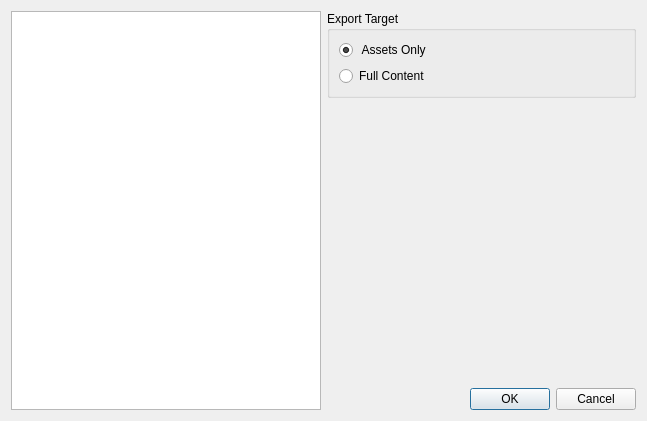
This is DMHelper/src/exportdialog.ui in MMetze/DMHelper as Qt 5 draws it before an edit. The edited form follows.
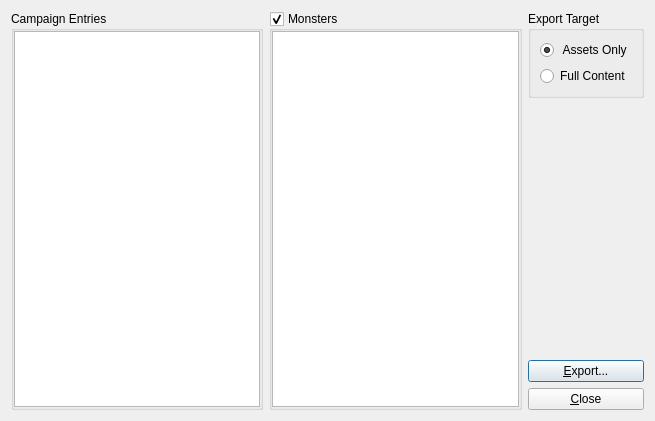
This is the edited form. Icons and pictures are not drawn.

Commit message: Asset export

```diff
--- a/DMHelper/src/exportdialog.ui
+++ b/DMHelper/src/exportdialog.ui
@@ -6,7 +6,7 @@
    <rect>
     <x>0</x>
     <y>0</y>
-    <width>647</width>
+    <width>655</width>
     <height>421</height>
    </rect>
   </property>
@@ -18,21 +18,69 @@
   </property>
   <layout class="QHBoxLayout" name="horizontalLayout">
    <item>
-    <widget class="QTreeWidget" name="treeWidget">
-     <property name="sizePolicy">
-      <sizepolicy hsizetype="MinimumExpanding" vsizetype="Expanding">
-       <horstretch>0</horstretch>
-       <verstretch>0</verstretch>
-      </sizepolicy>
+    <widget class="QGroupBox" name="groupBox_3">
+     <property name="title">
+      <string>Campaign Entries</string>
      </property>
-     <attribute name="headerVisible">
-      <bool>false</bool>
-     </attribute>
-     <column>
-      <property name="text">
-       <string notr="true">1</string>
+     <layout class="QGridLayout" name="gridLayout">
+      <property name="leftMargin">
+       <number>0</number>
       </property>
-     </column>
+      <property name="topMargin">
+       <number>0</number>
+      </property>
+      <property name="rightMargin">
+       <number>0</number>
+      </property>
+      <property name="bottomMargin">
+       <number>0</number>
+      </property>
+      <item row="0" column="0">
+       <widget class="QTreeWidget" name="treeCampaign">
+        <property name="sizePolicy">
+         <sizepolicy hsizetype="Expanding" vsizetype="Expanding">
+          <horstretch>0</horstretch>
+          <verstretch>0</verstretch>
+         </sizepolicy>
+        </property>
+        <attribute name="headerVisible">
+         <bool>false</bool>
+        </attribute>
+        <column>
+         <property name="text">
+          <string notr="true">1</string>
+         </property>
+        </column>
+       </widget>
+      </item>
+     </layout>
+    </widget>
+   </item>
+   <item>
+    <widget class="QGroupBox" name="grpMonsters">
+     <property name="title">
+      <string>Monsters</string>
+     </property>
+     <property name="checkable">
+      <bool>true</bool>
+     </property>
+     <layout class="QGridLayout" name="gridLayout_2">
+      <property name="leftMargin">
+       <number>0</number>
+      </property>
+      <property name="topMargin">
+       <number>0</number>
+      </property>
+      <property name="rightMargin">
+       <number>0</number>
+      </property>
+      <property name="bottomMargin">
+       <number>0</number>
+      </property>
+      <item row="0" column="0">
+       <widget class="QListWidget" name="listMonsters"/>
+      </item>
+     </layout>
     </widget>
    </item>
    <item>
@@ -45,6 +93,12 @@
        <layout class="QVBoxLayout" name="verticalLayout">
         <item>
          <widget class="QRadioButton" name="btnClient">
+          <property name="sizePolicy">
+           <sizepolicy hsizetype="Preferred" vsizetype="Fixed">
+            <horstretch>0</horstretch>
+            <verstretch>0</verstretch>
+           </sizepolicy>
+          </property>
           <property name="text">
            <string> Assets Only</string>
           </property>
@@ -58,6 +112,12 @@
         </item>
         <item>
          <widget class="QRadioButton" name="btnFull">
+          <property name="sizePolicy">
+           <sizepolicy hsizetype="Preferred" vsizetype="Fixed">
+            <horstretch>0</horstretch>
+            <verstretch>0</verstretch>
+           </sizepolicy>
+          </property>
           <property name="text">
            <string>Full Content</string>
           </property>
@@ -83,18 +143,22 @@
       </spacer>
      </item>
      <item>
-      <widget class="QDialogButtonBox" name="buttonBox">
-       <property name="sizePolicy">
-        <sizepolicy hsizetype="Preferred" vsizetype="Fixed">
-         <horstretch>0</horstretch>
-         <verstretch>0</verstretch>
-        </sizepolicy>
+      <widget class="QPushButton" name="btnExport">
+       <property name="text">
+        <string>&amp;Export...</string>
        </property>
-       <property name="orientation">
-        <enum>Qt::Horizontal</enum>
+       <property name="default">
+        <bool>true</bool>
        </property>
-       <property name="standardButtons">
-        <set>QDialogButtonBox::Cancel|QDialogButtonBox::Ok</set>
+      </widget>
+     </item>
+     <item>
+      <widget class="QPushButton" name="btnClose">
+       <property name="text">
+        <string>&amp;Close</string>
+       </property>
+       <property name="autoDefault">
+        <bool>false</bool>
        </property>
       </widget>
      </item>
```
Left out of the diff: 35 changed lines with no effect on the pictures. The commit also changes 4 other files.
